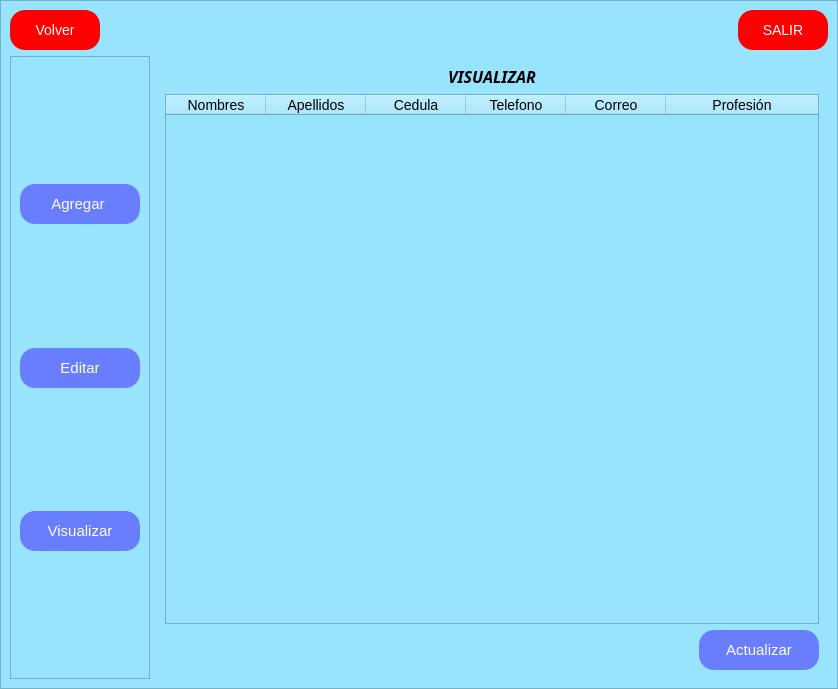
The window that ui/teachers.ui (Reinaldito04/IUTA----HORARIOS) describes before a commit, drawn with Qt 5.
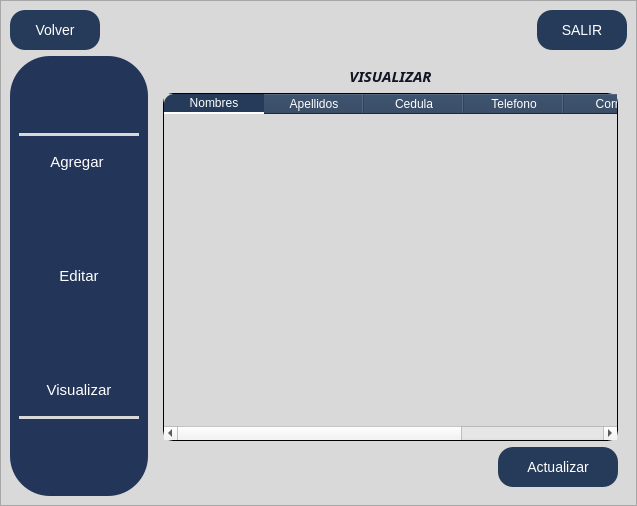
The same window after the commit. The open tabs and pages were chosen to show the change. Icons and pictures are not drawn.

What changed in the file:
```diff
--- a/ui/teachers.ui
+++ b/ui/teachers.ui
@@ -6,8 +6,8 @@
    <rect>
     <x>0</x>
     <y>0</y>
-    <width>838</width>
-    <height>689</height>
+    <width>637</width>
+    <height>506</height>
    </rect>
   </property>
   <property name="maximumSize">
@@ -20,9 +20,19 @@
    <string>Profesores</string>
   </property>
   <property name="styleSheet">
-   <string notr="true">background-color:rgb(152, 228, 255);</string>
+   <string notr="true">background-color:#d9d9d9;
+
+QTableWidget {border: 1px solid black;border-radius: 10px;}
+QTableWidget::item {background-color:#b6ecf2;color: #fff;border-bottom: 1px solid black;padding: 5px;}
+QTableWidget::item:selected {background-color: #b6ecf2;color: #111626;}
+QTableWidget::horizontalHeaderItem {background-color: #63b6bf;color: #111626;border-bottom: 2px solid white;
+  /* Separación entre el encabezado y el cuerpo */
+border-top-left-radius: 10px;border-top-right-radius: 10px;}</string>
   </property>
   <widget class="QWidget" name="centralwidget">
+   <property name="styleSheet">
+    <string notr="true"/>
+   </property>
    <layout class="QVBoxLayout" name="verticalLayout_12">
     <property name="leftMargin">
      <number>0</number>
@@ -39,7 +49,16 @@
     <item>
      <widget class="QFrame" name="frame">
       <property name="styleSheet">
-       <string notr="true">background-color:rgb(152, 228, 255);</string>
+       <string notr="true">QFrame{
+background-color:#D9D9D9;
+
+}
+QLineEdit{
+background-color: #7E94Bf;
+}
+QLabel{
+font-size:15px;
+color:#111626;}</string>
       </property>
       <property name="frameShape">
        <enum>QFrame::StyledPanel</enum>
@@ -67,10 +86,15 @@
               </size>
              </property>
              <property name="styleSheet">
-              <string notr="true">background-color:red;
+              <string notr="true">QPushButton{
+background-color:#253b59;
 color:white;
 font-size:14px;
-border-radius:15px;</string>
+border-radius:15px;
+}
+QPushButton::Hover{
+background-color:#637aa6;
+}</string>
              </property>
              <property name="text">
               <string>Volver</string>
@@ -105,10 +129,15 @@
               </size>
              </property>
              <property name="styleSheet">
-              <string notr="true">background-color:red;
+              <string notr="true">QPushButton{
+background-color:#253b59;
 color:white;
 font-size:14px;
-border-radius:15px;</string>
+border-radius:15px;
+}
+QPushButton::Hover{
+background-color:#637aa6;
+}</string>
              </property>
              <property name="text">
               <string>SALIR</string>
@@ -121,6 +150,20 @@
           <layout class="QHBoxLayout" name="horizontalLayout_17">
            <item>
             <widget class="QFrame" name="frame_2">
+             <property name="styleSheet">
+              <string notr="true">QFrame{
+background-color:#233559;
+border-radius:40px;
+}
+QPushButton{
+background-color:#233559;
+color:#FFF;
+border-radius:15px;
+}
+QPushButton::Hover{
+background-color: #637aa6 ;
+}</string>
+             </property>
              <property name="frameShape">
               <enum>QFrame::StyledPanel</enum>
              </property>
@@ -143,6 +186,16 @@
                   </property>
                  </spacer>
                 </item>
+                <item>
+                 <widget class="Line" name="line_2">
+                  <property name="styleSheet">
+                   <string notr="true">background-color:#d9d9d9;</string>
+                  </property>
+                  <property name="orientation">
+                   <enum>Qt::Horizontal</enum>
+                  </property>
+                 </widget>
+                </item>
                 <item>
                  <widget class="QPushButton" name="bt_agg">
                   <property name="minimumSize">
@@ -158,10 +211,8 @@
                    </size>
                   </property>
                   <property name="styleSheet">
-                   <string notr="true">border-radius:15px;
-color:white;
-font-size:15px;
-background-color: rgb(104, 126, 255);</string>
+                   <string notr="true">font-size:15px;
+</string>
                   </property>
                   <property name="text">
                    <string>Agregar </string>
@@ -202,10 +253,8 @@
                    </size>
                   </property>
                   <property name="styleSheet">
-                   <string notr="true">border-radius:15px;
-color:white;
-font-size:15px;
-background-color: rgb(104, 126, 255);</string>
+                   <string notr="true">font-size:15px;
+</string>
                   </property>
                   <property name="text">
                    <string>Editar</string>
@@ -246,10 +295,8 @@
                    </size>
                   </property>
                   <property name="styleSheet">
-                   <string notr="true">border-radius:15px;
-color:white;
-font-size:15px;
-background-color: rgb(104, 126, 255);</string>
+                   <string notr="true">font-size:15px;
+</string>
                   </property>
                   <property name="text">
                    <string>Visualizar</string>
@@ -262,6 +309,16 @@
                   </property>
                  </widget>
                 </item>
+                <item>
+                 <widget class="Line" name="line">
+                  <property name="styleSheet">
+                   <string notr="true">background-color:#d9d9d9;</string>
+                  </property>
+                  <property name="orientation">
+                   <enum>Qt::Horizontal</enum>
+                  </property>
+                 </widget>
+                </item>
                 <item>
                  <spacer name="verticalSpacer_18">
                   <property name="orientation">
@@ -282,6 +339,9 @@
            </item>
            <item>
             <widget class="QStackedWidget" name="stackedWidget">
+             <property name="styleSheet">
+              <string notr="true"/>
+             </property>
              <property name="currentIndex">
               <number>1</number>
              </property>
@@ -1823,7 +1883,7 @@
                      <property name="font">
                       <font>
                        <family>Hack Nerd Font Mono</family>
-                       <pointsize>12</pointsize>
+                       <pointsize>-1</pointsize>
                        <weight>75</weight>
                        <italic>true</italic>
                        <bold>true</bold>
@@ -1840,8 +1900,42 @@
                    <item>
                     <widget class="QTableWidget" name="tableWidget">
                      <property name="styleSheet">
-                      <string notr="true">background-color:rgb(152, 228, 255);
-font-size:14px;</string>
+                      <string notr="true">QTableWidget {
+                background-color: transparent;
+                border: 1px solid black;
+                border-radius: 10px;
+            }
+
+            QTableWidget QHeaderView::section {
+                background-color: #253b59;
+                color: #fff;
+                border-bottom: 2px solid white;
+            }
+
+            QTableWidget QHeaderView::section:first {
+                border-top-left-radius: 10px;
+            }
+
+            QTableWidget QHeaderView::section:last {
+                border-top-right-radius: 10px;
+            }
+
+            QTableWidget QTableCornerButton::section {
+                background-color: #63b6bf;
+                border-top-left-radius: 10px;
+            }
+
+            QTableWidget::item {
+                background-color: #63b6bf;
+                color: #111626;
+                border-bottom: 1px solid black;
+                padding: 5px;
+            }
+
+            QTableWidget::item:selected {
+                background-color: #b6ecf2;
+                color: #111626;
+            }</string>
                      </property>
                      <attribute name="horizontalHeaderStretchLastSection">
                       <bool>true</bool>
@@ -1910,10 +2004,15 @@
                       </size>
                      </property>
                      <property name="styleSheet">
-                      <string notr="true">border-radius:15px;
+                      <string notr="true">QPushButton{
+background-color:#253b59;
 color:white;
-font-size:15px;
-background-color: rgb(104, 126, 255);</string>
+font-size:14px;
+border-radius:15px;
+}
+QPushButton::Hover{
+background-color:#637aa6;
+}</string>
                      </property>
                      <property name="text">
                       <string>Actualizar</string>
```
Left out of the diff: 59 changed lines with no effect on the pictures.
